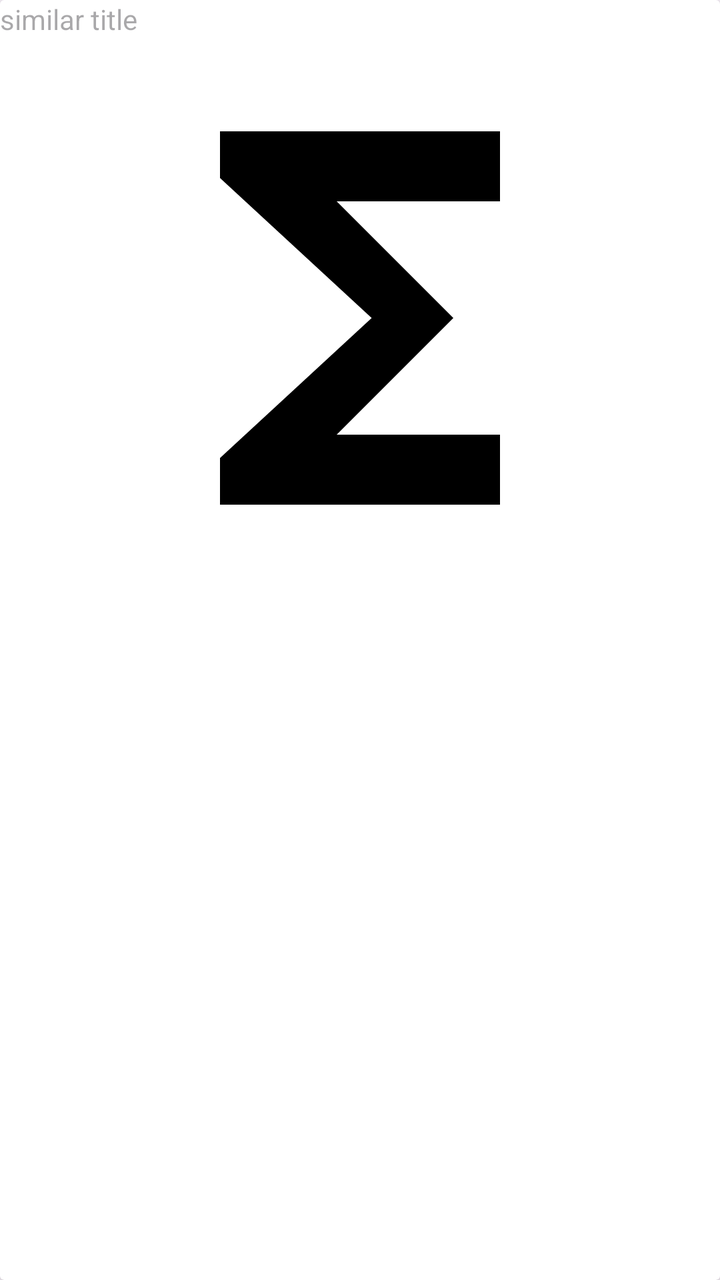
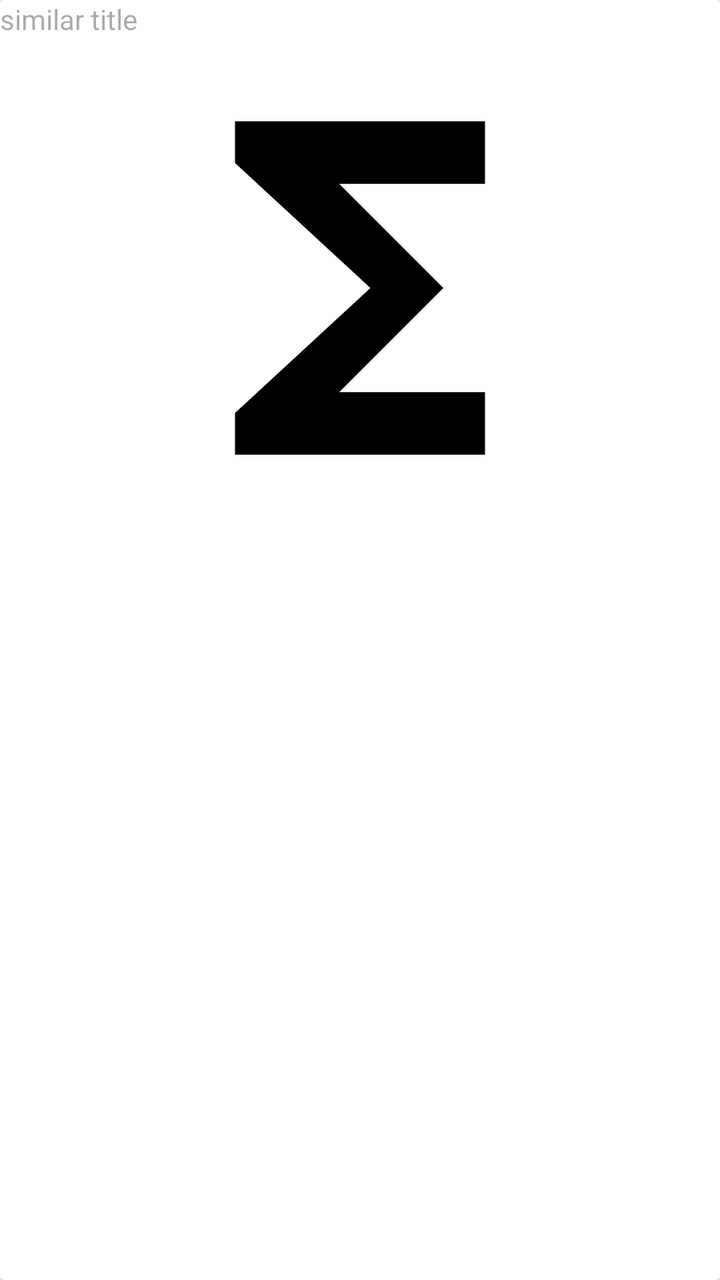

Before-and-after screenshots of an Android layout around one commit, followed by the original layout XML and the change that was made.
<!-- AndroidManifest.xml: another module's application theme Theme.MovieCatalog -->
<!-- res/layout/similar_entry.xml -->
<?xml version="1.0" encoding="utf-8"?>
<androidx.cardview.widget.CardView xmlns:android="http://schemas.android.com/apk/res/android"
    xmlns:app="http://schemas.android.com/apk/res-auto"
    xmlns:tools="http://schemas.android.com/tools"
    android:layout_width="match_parent"
    android:layout_height="wrap_content"
    android:padding="@dimen/eight_dimen">

    <LinearLayout
        android:layout_width="match_parent"
        android:layout_height="wrap_content"
        android:orientation="vertical"
        tools:ignore="UseCompoundDrawables">

        <TextView
            android:layout_width="match_parent"
            android:layout_height="wrap_content"
            android:hint="@string/title"
            android:id="@+id/similar_title" />

        <ImageView
            android:layout_width="match_parent"
            android:layout_height="@dimen/image_height"
            android:src="@drawable/ic_image"
            android:id="@+id/similar_image"
            android:contentDescription="@string/runtime" />

    </LinearLayout>
</androidx.cardview.widget.CardView>
<!-- resources referenced by this layout -->
<resources>
  <dimen name="eight_dimen">8dp</dimen>
  <dimen name="image_height">280dp</dimen>
  <!-- drawable ic_image (drawable) -->
  <vector xmlns:android="http://schemas.android.com/apk/res/android"
      android:width="24dp"
      android:height="24dp"
      android:tint="#000000"
      android:viewportWidth="24"
      android:viewportHeight="24">
      <path
          android:fillColor="@android:color/white"
          android:pathData="M18,4H6v2l6.5,6L6,18v2h12v-3h-7l5,-5 -5,-5h7V4z" />
  </vector>
  <string name="runtime">runtime</string>
  <string name="title">similar title</string>
  <style name="Theme.MovieCatalog" parent="Theme.Material3.Light.NoActionBar">
          
          <item name="colorPrimary">@color/purple_500</item>
          <item name="colorPrimaryVariant">@color/purple_700</item>
          <item name="colorOnPrimary">@color/white</item>
          
          <item name="colorSecondary">@color/teal_200</item>
          <item name="colorSecondaryVariant">@color/teal_700</item>
          <item name="colorOnSecondary">@color/black</item>
          
          <item name="android:statusBarColor">@android:color/darker_gray</item>
          
      </style>
  <color name="purple_500">#FF6200EE</color>
  <color name="purple_700">#FF3700B3</color>
  <color name="white">#FFFFFFFF</color>
  <color name="teal_200">#FF03DAC5</color>
  <color name="teal_700">#FF018786</color>
  <color name="black">#FF000000</color>
</resources>

<!-- the commit's change to res/layout/similar_entry.xml (unified diff, before → after) -->
@@ -20,7 +20,7 @@
 
         <ImageView
             android:layout_width="match_parent"
-            android:layout_height="@dimen/image_height"
+            android:layout_height="250dp"
             android:src="@drawable/ic_image"
             android:id="@+id/similar_image"
             android:contentDescription="@string/runtime" />
<!-- resource entries referenced after the edit -->
@@ -1,7 +1,6 @@
 <!-- resources referenced by this layout -->
 <resources>
   <dimen name="eight_dimen">8dp</dimen>
-  <dimen name="image_height">280dp</dimen>
   <!-- drawable ic_image (drawable) -->
   <vector xmlns:android="http://schemas.android.com/apk/res/android"
       android:width="24dp"
